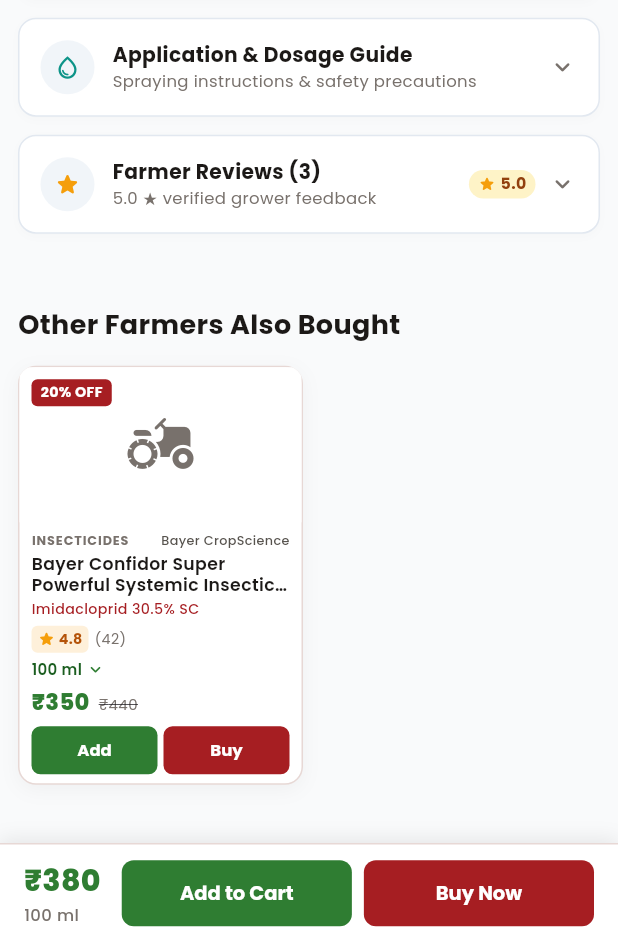
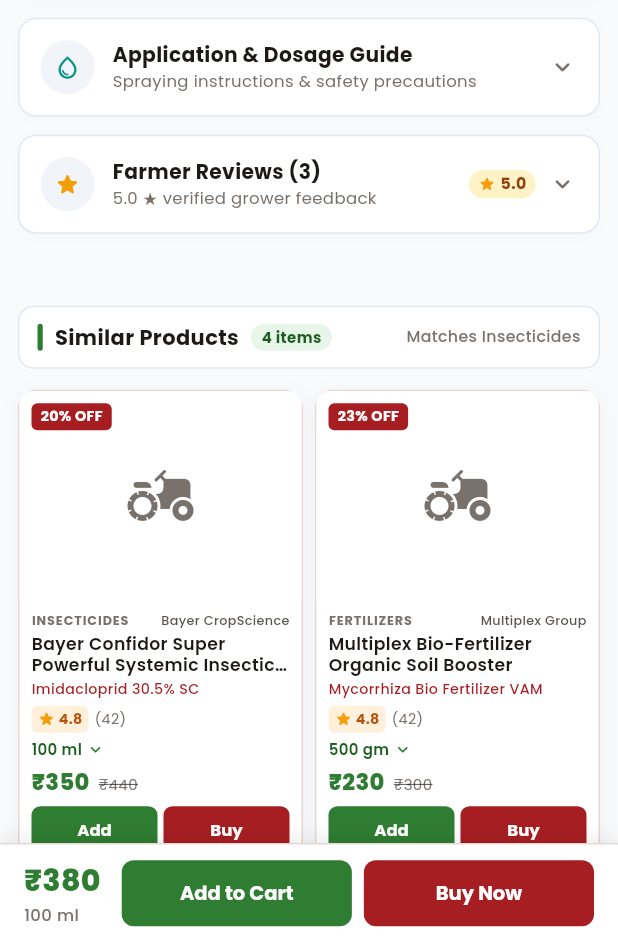
Before and after one commit to krishikrantidealer-cell/seller_website, a Flutter app: the ProductDetailView screen opened directly with sample values from the repository, scrolled down 1728 dp, on a phone screen of 412 x 824 dp, the part 294-1236 px from its top. Run offline on Flutter 3.47's test engine with Material 3 defaults, Android fonts, the phone set to English and light mode, and no system bars; our stand-ins replace google_fonts; network calls fail.

Commit message:
feat: replace 'Other Farmers Also Bought' with 'Similar Products' and optimize cards

```diff
--- a/lib/presentation/product_detail/product_detail_view.dart
+++ b/lib/presentation/product_detail/product_detail_view.dart
@@ -163,10 +163,13 @@
     final screenWidth = MediaQuery.sizeOf(context).width;
     final isMobileScreen = screenWidth < 700;
 
-    final relatedProducts = ProductItem.sampleProducts
-        .where((p) => p.id != widget.product.id && p.category == widget.product.category)
-        .take(4)
+    final categoryMatches = ProductItem.sampleProducts
+        .where((p) => p.id != widget.product.id && p.category.toLowerCase() == widget.product.category.toLowerCase())
         .toList();
+    final otherProducts = ProductItem.sampleProducts
+        .where((p) => p.id != widget.product.id && !categoryMatches.contains(p))
+        .toList();
+    final similarProducts = [...categoryMatches, ...otherProducts].take(4).toList();
 
     return Scaffold(
       key: _scaffoldKey,
@@ -260,14 +263,14 @@
 
             const SizedBox(height: 36),
 
-            // Related Products Section
-            if (relatedProducts.isNotEmpty)
+            // Similar Products Section
+            if (similarProducts.isNotEmpty)
               Center(
                 child: ConstrainedBox(
                   constraints: const BoxConstraints(maxWidth: 1680),
                   child: Padding(
                     padding: EdgeInsets.symmetric(horizontal: isMobileScreen ? 12 : 24),
-                    child: _buildRelatedSection(relatedProducts),
+                    child: _buildSimilarProductsSection(similarProducts, isMobileScreen),
                   ),
                 ),
               ),
@@ -3461,46 +3464,126 @@
     );
   }
 
-  Widget _buildRelatedSection(List<ProductItem> relatedProducts) {
+  Widget _buildSimilarProductsSection(List<ProductItem> similarProducts, bool isMobile) {
     return Column(
       crossAxisAlignment: CrossAxisAlignment.start,
       children: [
-        Text(
-          'Other Farmers Also Bought',
-          style: GoogleFonts.poppins(
-            fontSize: 18,
-            fontWeight: FontWeight.w700,
-            color: AppColors.textPrimary,
+        // Professional Section Header
+        Container(
+          width: double.infinity,
+          padding: EdgeInsets.symmetric(
+            horizontal: isMobile ? 12 : 18,
+            vertical: isMobile ? 10 : 12,
+          ),
+          decoration: BoxDecoration(
+            color: Colors.white,
+            borderRadius: BorderRadius.circular(10),
+            border: Border.all(color: const Color(0xFFE2E8F0)),
+          ),
+          child: Row(
+            mainAxisAlignment: MainAxisAlignment.spaceBetween,
+            crossAxisAlignment: CrossAxisAlignment.center,
+            children: [
+              Row(
+                mainAxisSize: MainAxisSize.min,
+                crossAxisAlignment: CrossAxisAlignment.center,
+                children: [
+                  Container(
+                    width: 3.5,
+                    height: 18,
+                    decoration: BoxDecoration(
+                      color: AppColors.primaryGreen,
+                      borderRadius: BorderRadius.circular(2),
+                    ),
+                  ),
+                  const SizedBox(width: 8),
+                  Text(
+                    'Similar Products',
+                    style: GoogleFonts.poppins(
+                      fontSize: isMobile ? 14 : 16.5,
+                      fontWeight: FontWeight.w700,
+                      color: AppColors.textPrimary,
+                    ),
+                  ),
+                  const SizedBox(width: 8),
+                  Container(
+                    padding: const EdgeInsets.symmetric(horizontal: 7, vertical: 2),
+                    decoration: BoxDecoration(
+                      color: AppColors.lightGreen,
+                      borderRadius: BorderRadius.circular(12),
+                    ),
+                    child: Text(
+                      '${similarProducts.length} items',
+                      style: GoogleFonts.poppins(
+                        fontSize: isMobile ? 10 : 11,
+                        fontWeight: FontWeight.w700,
+                        color: AppColors.primaryDarkGreen,
+                      ),
+                    ),
+                  ),
+                ],
+              ),
+              Flexible(
+                child: Text(
+                  'Matches ${widget.product.category}',
+                  style: GoogleFonts.poppins(
+                    fontSize: isMobile ? 10.5 : 12,
+                    color: AppColors.textMuted,
+                    fontWeight: FontWeight.w500,
+                  ),
+                  overflow: TextOverflow.ellipsis,
+                ),
+              ),
+            ],
           ),
         ),
         const SizedBox(height: 14),
         LayoutBuilder(
           builder: (context, constraints) {
-            final isMobile = constraints.maxWidth < 650;
-            final isTablet = constraints.maxWidth < 1000;
-            final count = isMobile ? 2 : (isTablet ? 3 : 4);
+            int crossAxisCount = 4;
+            double childAspectRatio = 0.74;
+            double crossAxisSpacing = 16;
+            double mainAxisSpacing = 16;
+
+            if (constraints.maxWidth < 600) {
+              crossAxisCount = 2;
+              childAspectRatio = 0.60;
+              crossAxisSpacing = 8;
+              mainAxisSpacing = 8;
+            } else if (constraints.maxWidth < 900) {
+              crossAxisCount = 3;
+              childAspectRatio = 0.70;
+              crossAxisSpacing = 12;
+              mainAxisSpacing = 12;
+            }
 
             return GridView.builder(
               shrinkWrap: true,
               physics: const NeverScrollableScrollPhysics(),
               gridDelegate: SliverGridDelegateWithFixedCrossAxisCount(
-                crossAxisCount: count,
-                crossAxisSpacing: isMobile ? 8 : 14,
-                mainAxisSpacing: isMobile ? 8 : 14,
-                childAspectRatio: isMobile ? 0.68 : 0.76,
-              ),
-              itemCount: relatedProducts.length,
+                crossAxisCount: crossAxisCount,
+                crossAxisSpacing: crossAxisSpacing,
+                mainAxisSpacing: mainAxisSpacing,
+                childAspectRatio: childAspectRatio,
+              ),
+              itemCount: similarProducts.length,
               itemBuilder: (context, index) {
-                final prod = relatedProducts[index];
+                final prod = similarProducts[index];
                 return ProductCard(
                   product: prod,
                   onTap: () {
-                    Navigator.pushReplacement(
+                    Navigator.push(
                       context,
                       MaterialPageRoute(
                         builder: (_) => ProductDetailView(product: prod),
                       ),
                     );
+                  },
+                  onAddToCart: (product, variant) {
+                    _scaffoldKey.currentState?.openEndDrawer();
+                  },
+                  onBuyNow: (product, variant) {
+                    _scaffoldKey.currentState?.openEndDrawer();
                   },
                 );
               },
```
